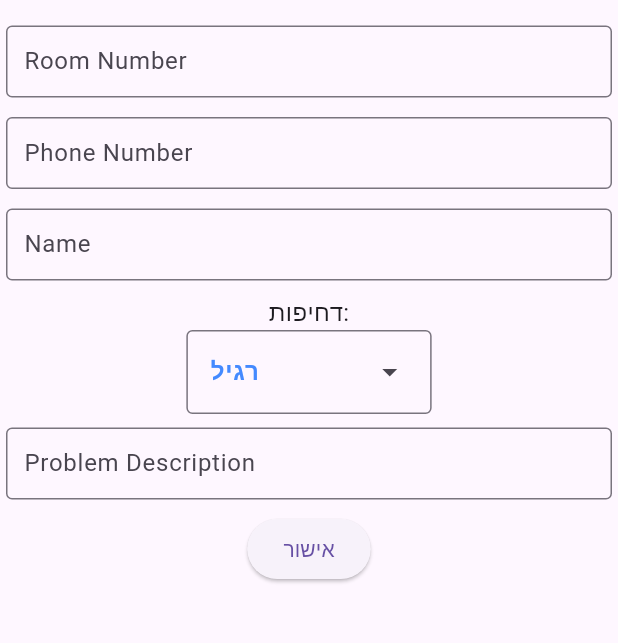
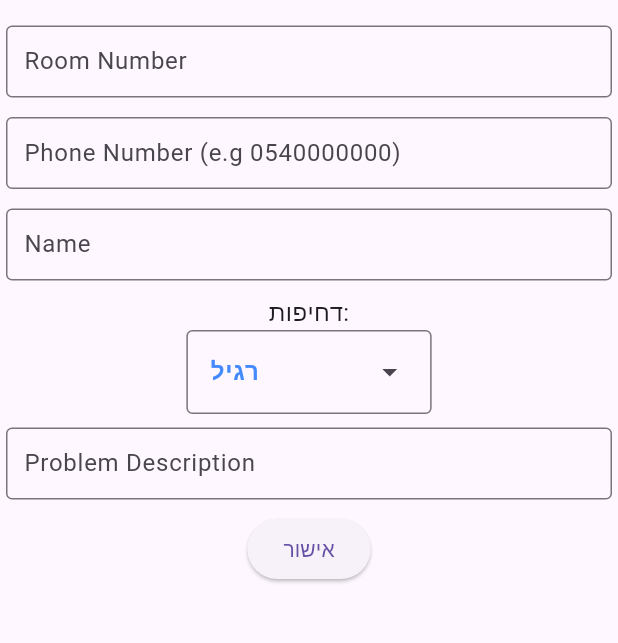
Before and after one commit to RabinComputersPatrol/rabincomputerspatrol.github.io, a Flutter app: the screen it shows after launch, on a phone screen of 412 x 824 dp, the part 78-721 px from its top. Run offline on Flutter 3.47's test engine with Material 3 defaults, Android fonts, the phone set to English and light mode, and no system bars.

Commit message:
textColor getter, formatting fix in phone num (only allowing numbers)

```diff
--- a/lib/pages/support_page.dart
+++ b/lib/pages/support_page.dart
@@ -94,14 +94,9 @@ class _SupportPageState extends State<SupportPage> {
             // Phone number field
             DialogTextInput(
               textEditingController: _phoneNumberController,
-              label: 'Phone Number',
+              label: 'Phone Number (e.g 0540000000)',
               keyboard: TextInputType.phone,
-              formatter: TextInputFormatter.withFunction((oldValue, newValue) {
-                return TextEditingValue(
-                  text: formatPhoneNumber(newValue.text),
-                  selection: newValue.selection,
-                );
-              }),
+              formatter: TextFormatterBuilder.integerTextFormatter(),
               onSubmit: (value) {
                 if (value.isEmpty ||
                     !RegExp(r'^\d{3}-\d{3}-\d{4}$').hasMatch(value)) {
@@ -158,7 +153,6 @@ class _SupportPageState extends State<SupportPage> {
               },
             ),
             const SizedBox(height: 5),
-
             // Submit button
             ElevatedButton(
               onPressed: handleSubmit,
--- a/lib/services/priority.dart
+++ b/lib/services/priority.dart
@@ -1,5 +1,6 @@
 // Flutter imports:
 import 'package:flutter/material.dart';
+import 'package:rabincomputerspatrol/services/theme.dart';
 
 class Priority {
   String name;
@@ -9,8 +10,10 @@ class Priority {
   Priority({
     required this.name,
     required this.value,
-    this.color = Colors.black,
-  });
+    this.color,
+  }) {
+    color ??= GlobalTheme.textColor;
+  }
 }
 
 abstract class Priorities {
--- a/lib/services/theme.dart
+++ b/lib/services/theme.dart
@@ -7,6 +7,7 @@ class GlobalTheme {
 
   static get primaryColor => _primaryColor;
   static get isDarkMode => _isDarkMode;
+  static get textColor => _isDarkMode ? Colors.white : Colors.black;
 
   static (Color, bool) init() {
     var brightness =
```
